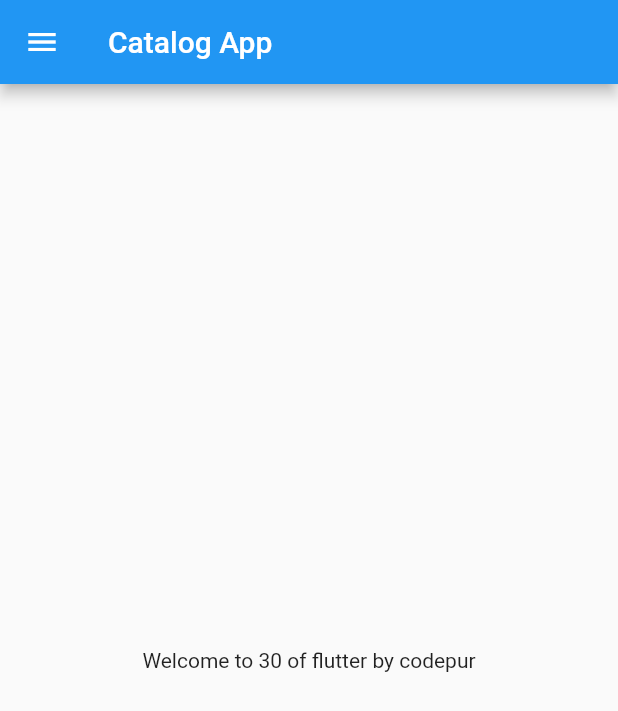
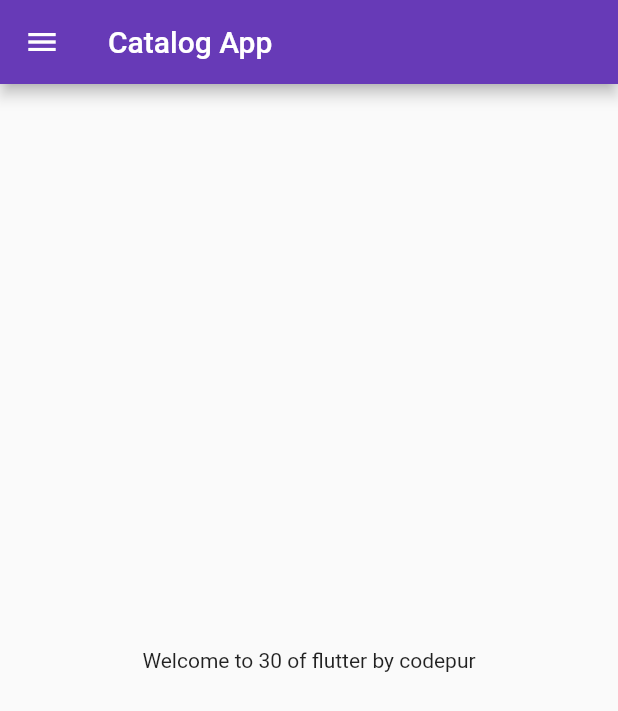
Before and after one commit to aakritiawasthi/30DaysOfFlutter, a Flutter app: the screen it shows after launch, on a phone screen of 412 x 824 dp. Shown: the top 711 px of the screen. Run offline on Flutter 3.47's test engine with Material 2 defaults, Android fonts, the phone set to English and light mode, and no system bars.

Commit message:
Day 3 completed

```diff
--- a/lib/main.dart
+++ b/lib/main.dart
@@ -1,6 +1,7 @@
+import 'package:catalog_app/pages/login_page.dart';
 import 'package:flutter/material.dart';
 
-import 'home_page.dart';
+import 'pages/home_page.dart';
 
 void main() {
   runApp(MyApp());
@@ -13,7 +14,15 @@ class MyApp extends StatelessWidget {
   Widget build(BuildContext context){
 
     return MaterialApp(
-      home: Homepage(),
+      themeMode: ThemeMode.light,
+      theme: ThemeData(primarySwatch: Colors.deepPurple),
+      darkTheme: ThemeData(
+        brightness: Brightness.dark,
+      ),
+      routes: {
+        "/": (context)=> Homepage(),
+        "/login": (context)=> LoginPage(),
+      }
     );
   }
 }
--- a/lib/home_page.dart
+++ b/lib/pages/home_page.dart
@@ -9,7 +9,7 @@ class Homepage extends StatelessWidget {
   Widget build(BuildContext context) {
     return Scaffold(
       appBar: AppBar(
-            title: Text("Catalog App"),
+            title: const Text("Catalog App"),
           ),
         body: Center(
           // ignore: avoid_unnecessary_containers
@@ -17,7 +17,7 @@ class Homepage extends StatelessWidget {
             child: Text("Welcome to $days of flutter by $name"),
           ),
         ),
-        drawer: Drawer(),
+        drawer: const Drawer(),
     );
   }
 }
--- /dev/null
+++ b/lib/pages/pages/home_page.dart
@@ -0,0 +1 @@
+// TODO Implement this library.
```
Also changed, not shown: lib/pages/login_page.dart (added, +24 -0 lines).
